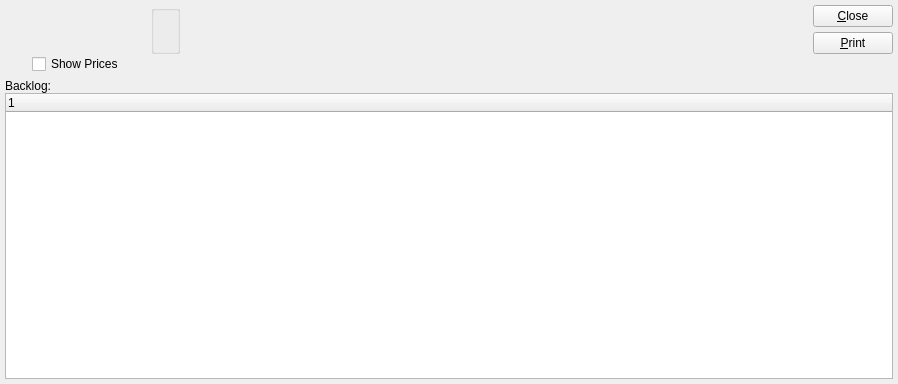
Before: the Qt Designer form guiclient/dspBacklogByItem.ui in Pegasus-RPG/xtuple-client, drawn with Qt 5.
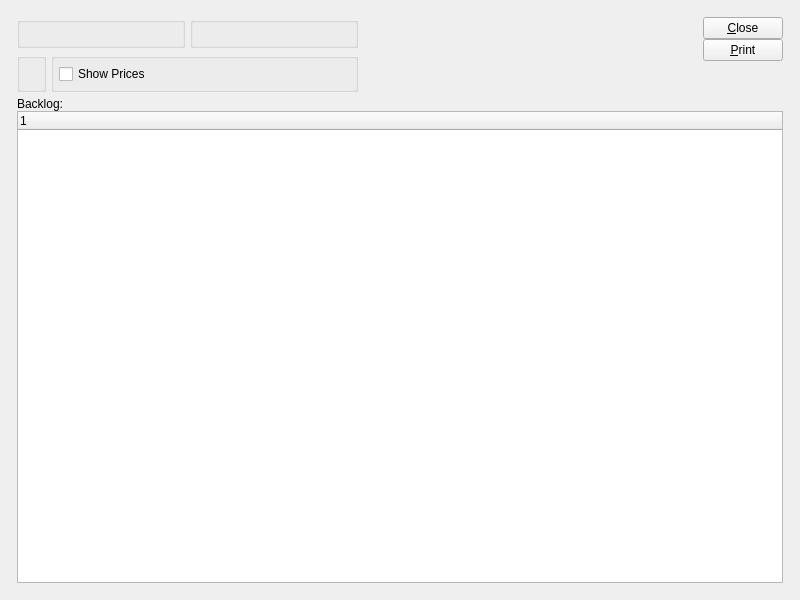
After: the same form once the commit is applied. Custom widgets are drawn as their Qt base class.

Commit message: issue 8520:  Touch up layouts with tweaked clusters.

The edit to the form file:
```diff
--- a/guiclient/dspBacklogByItem.ui
+++ b/guiclient/dspBacklogByItem.ui
@@ -13,20 +13,32 @@
    <rect>
     <x>0</x>
     <y>0</y>
-    <width>898</width>
-    <height>384</height>
+    <width>800</width>
+    <height>600</height>
    </rect>
   </property>
   <property name="windowTitle" >
    <string>Backlog by Item</string>
   </property>
-   <layout class="QVBoxLayout" >
-    <item>
-     <layout class="QHBoxLayout" >
-      <property name="spacing" >
-       <number>7</number>
-      </property>
+  <layout class="QGridLayout" name="gridLayout_6" >
+   <item row="0" column="0" >
+    <layout class="QGridLayout" name="gridLayout_5" >
+     <property name="margin" >
+      <number>12</number>
+     </property>
+     <item row="0" column="0" >
+      <layout class="QHBoxLayout" name="horizontalLayout_4" >
       <item>
+        <layout class="QVBoxLayout" name="verticalLayout_3" >
+         <item>
+          <layout class="QHBoxLayout" name="horizontalLayout_3" >
+           <item>
+            <widget class="QGroupBox" name="_itemGroup" >
+             <property name="title" >
+              <string/>
+             </property>
+             <layout class="QGridLayout" name="gridLayout_4" >
+              <item row="0" column="0" >
        <layout class="QVBoxLayout" >
         <property name="spacing" >
          <number>0</number>
@@ -40,31 +52,58 @@
            <enum>Qt::Vertical</enum>
           </property>
           <property name="sizeType" >
-           <enum>QSizePolicy::Preferred</enum>
-          </property>
-          <property name="sizeHint" >
+                   <enum>QSizePolicy::Expanding</enum>
+                  </property>
+                  <property name="sizeHint" stdset="0" >
            <size>
             <width>20</width>
-            <height>20</height>
+                    <height>0</height>
            </size>
           </property>
          </spacer>
         </item>
        </layout>
       </item>
+             </layout>
+             <zorder></zorder>
+            </widget>
+           </item>
       <item>
-       <layout class="QVBoxLayout" >
-        <property name="spacing" >
-         <number>5</number>
-        </property>
-        <item>
+            <widget class="QGroupBox" name="_dateGroup" >
+             <property name="title" >
+              <string/>
+             </property>
+             <layout class="QGridLayout" name="gridLayout_2" >
+              <item row="0" column="0" >
          <widget class="DateCluster" name="_dates" />
         </item>
+             </layout>
+            </widget>
+           </item>
+          </layout>
+         </item>
         <item>
-         <layout class="QHBoxLayout" >
-          <property name="spacing" >
-           <number>0</number>
-          </property>
+          <layout class="QHBoxLayout" name="horizontalLayout_2" >
+           <item>
+            <widget class="WarehouseGroup" name="_warehouse" >
+             <property name="title" >
+              <string/>
+             </property>
+             <property name="fixedSize" >
+              <bool>false</bool>
+             </property>
+            </widget>
+           </item>
+           <item>
+            <widget class="QGroupBox" name="_optionsGroup" >
+             <property name="title" >
+              <string/>
+             </property>
+             <layout class="QGridLayout" name="gridLayout_3" >
+              <item row="0" column="0" >
+               <layout class="QVBoxLayout" name="verticalLayout_2" >
+                <item>
+                 <layout class="QHBoxLayout" name="horizontalLayout" >
           <item>
            <widget class="XCheckBox" name="_showPrices" >
             <property name="text" >
@@ -73,36 +112,19 @@
            </widget>
           </item>
           <item>
-           <spacer>
+                   <spacer name="horizontalSpacer" >
             <property name="orientation" >
              <enum>Qt::Horizontal</enum>
             </property>
-            <property name="sizeType" >
-             <enum>QSizePolicy::Preferred</enum>
-            </property>
-            <property name="sizeHint" >
+                    <property name="sizeHint" stdset="0" >
              <size>
-              <width>20</width>
+                      <width>0</width>
               <height>20</height>
              </size>
             </property>
            </spacer>
           </item>
          </layout>
-        </item>
-       </layout>
-      </item>
-      <item>
-       <layout class="QVBoxLayout" >
-        <property name="spacing" >
-         <number>0</number>
-        </property>
-        <item>
-         <widget class="WarehouseGroup" name="_warehouse" >
-          <property name="title" >
-           <string/>
-          </property>
-         </widget>
         </item>
         <item>
          <spacer>
@@ -110,23 +132,25 @@
            <enum>Qt::Vertical</enum>
           </property>
           <property name="sizeType" >
-           <enum>QSizePolicy::Preferred</enum>
-          </property>
-          <property name="sizeHint" >
+                   <enum>QSizePolicy::Expanding</enum>
+                  </property>
+                  <property name="sizeHint" stdset="0" >
            <size>
             <width>20</width>
-            <height>20</height>
+                    <height>0</height>
            </size>
           </property>
          </spacer>
         </item>
        </layout>
       </item>
-      <item>
-       <layout class="QHBoxLayout" >
-        <property name="spacing" >
-         <number>0</number>
-        </property>
+             </layout>
+            </widget>
+           </item>
+          </layout>
+         </item>
+        </layout>
+       </item>
         <item>
          <spacer>
           <property name="orientation" >
@@ -144,14 +168,9 @@
          </spacer>
         </item>
         <item>
-         <layout class="QVBoxLayout" >
+        <layout class="QVBoxLayout" name="verticalLayout" >
           <property name="spacing" >
            <number>0</number>
-          </property>
-          <item>
-           <layout class="QVBoxLayout" >
-            <property name="spacing" >
-             <number>5</number>
             </property>
             <item>
              <widget class="QPushButton" name="_close" >
@@ -167,17 +186,15 @@
               </property>
              </widget>
             </item>
-           </layout>
-          </item>
           <item>
            <spacer>
             <property name="orientation" >
              <enum>Qt::Vertical</enum>
             </property>
             <property name="sizeType" >
-             <enum>QSizePolicy::Preferred</enum>
-            </property>
-            <property name="sizeHint" >
+            <enum>QSizePolicy::Expanding</enum>
+           </property>
+           <property name="sizeHint" stdset="0" >
              <size>
               <width>20</width>
               <height>20</height>
@@ -189,9 +206,25 @@
         </item>
        </layout>
       </item>
-     </layout>
-    </item>
-    <item>
+     <item row="1" column="0" >
+      <widget class="QFrame" name="_frame" >
+       <property name="sizePolicy" >
+        <sizepolicy vsizetype="Expanding" hsizetype="Preferred" >
+         <horstretch>0</horstretch>
+         <verstretch>1</verstretch>
+        </sizepolicy>
+       </property>
+       <property name="frameShape" >
+        <enum>QFrame::NoFrame</enum>
+       </property>
+       <property name="frameShadow" >
+        <enum>QFrame::Raised</enum>
+       </property>
+       <layout class="QGridLayout" name="gridLayout" >
+        <property name="margin" >
+         <number>0</number>
+        </property>
+        <item row="0" column="0" >
      <layout class="QVBoxLayout" >
       <property name="spacing" >
        <number>0</number>
@@ -225,6 +258,11 @@
     </item>
    </layout>
  </widget>
+     </item>
+    </layout>
+   </item>
+  </layout>
+ </widget>
  <layoutdefault spacing="5" margin="5" />
  <pixmapfunction>qPixmapFromMimeSource</pixmapfunction>
  <customwidgets>
```
Left out of the diff: 6 changed lines with no effect on the pictures. Lines whose indentation alone changed are shown as unchanged. The commit also changes 34 other files.
